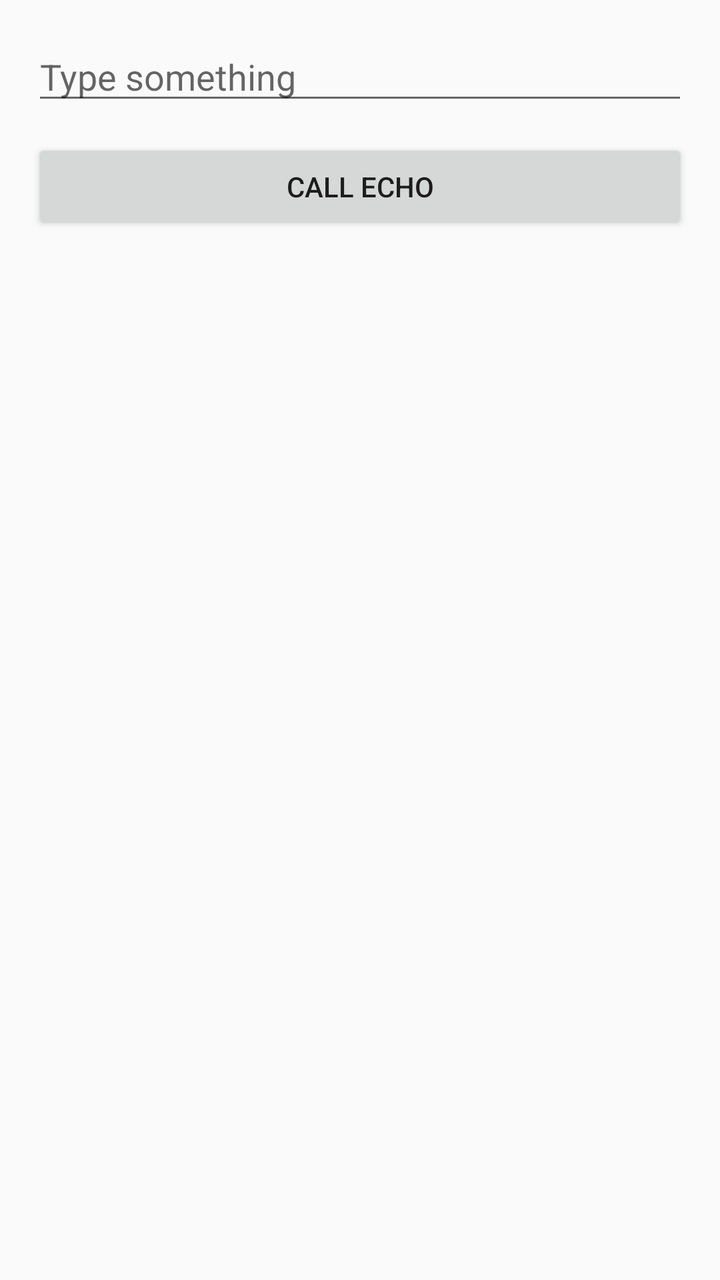
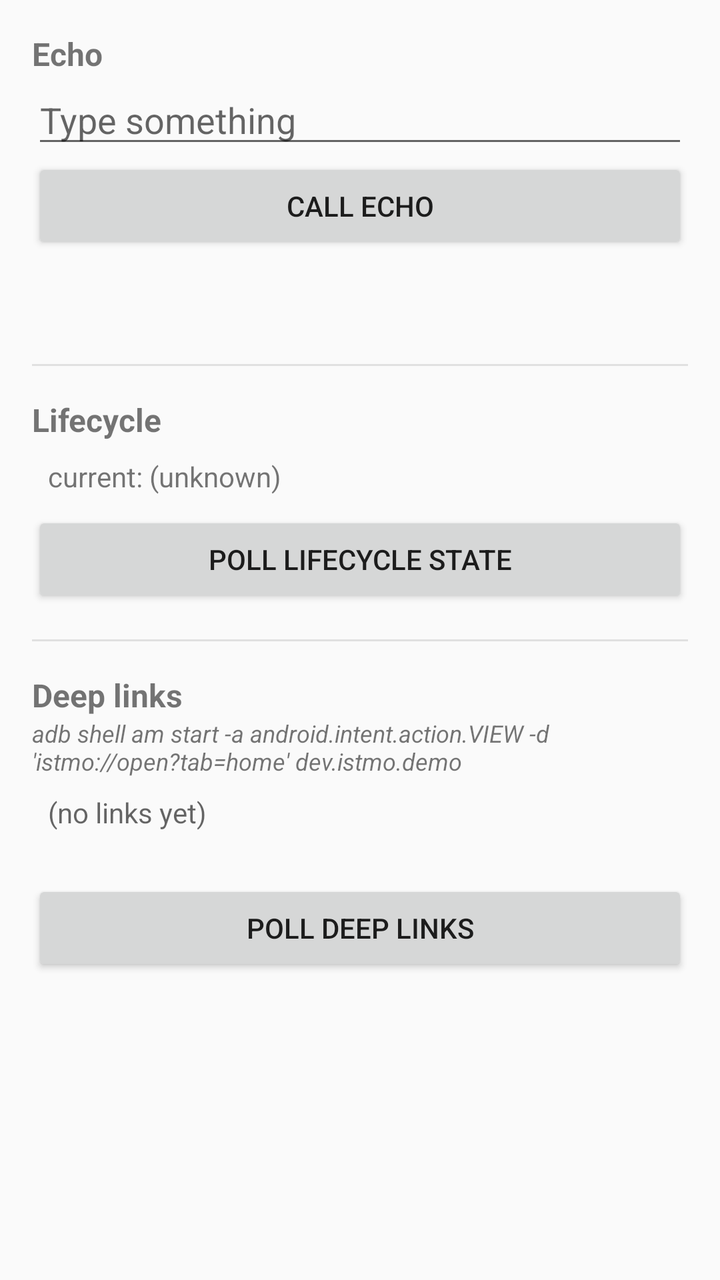

Before-and-after screenshots of an Android layout around one commit, followed by the original layout XML and the change that was made.
<!-- AndroidManifest.xml: application theme Theme.AppCompat.Light.NoActionBar -->
<!-- res/layout/activity_main.xml -->
<?xml version="1.0" encoding="utf-8"?>
<LinearLayout xmlns:android="http://schemas.android.com/apk/res/android"
    android:orientation="vertical"
    android:layout_width="match_parent"
    android:layout_height="match_parent"
    android:padding="16dp">

    <EditText
        android:id="@+id/inputText"
        android:layout_width="match_parent"
        android:layout_height="wrap_content"
        android:hint="Type something"
        android:inputType="text"
        android:importantForAutofill="no" />

    <Button
        android:id="@+id/callButton"
        android:layout_width="match_parent"
        android:layout_height="wrap_content"
        android:layout_marginTop="12dp"
        android:text="Call Echo" />

    <TextView
        android:id="@+id/output"
        android:layout_width="match_parent"
        android:layout_height="wrap_content"
        android:layout_marginTop="12dp"
        android:padding="8dp"
        android:textIsSelectable="true" />
</LinearLayout>
<!-- resources referenced by this layout -->
<resources>

</resources>

<!-- the commit's change to res/layout/activity_main.xml (unified diff, before → after) -->
@@ -1,30 +1,106 @@
 <?xml version="1.0" encoding="utf-8"?>
-<LinearLayout xmlns:android="http://schemas.android.com/apk/res/android"
-    android:orientation="vertical"
+<ScrollView xmlns:android="http://schemas.android.com/apk/res/android"
     android:layout_width="match_parent"
-    android:layout_height="match_parent"
-    android:padding="16dp">
+    android:layout_height="match_parent">
 
-    <EditText
-        android:id="@+id/inputText"
+    <LinearLayout
+        android:orientation="vertical"
         android:layout_width="match_parent"
         android:layout_height="wrap_content"
-        android:hint="Type something"
-        android:inputType="text"
-        android:importantForAutofill="no" />
+        android:padding="16dp">
 
-    <Button
-        android:id="@+id/callButton"
-        android:layout_width="match_parent"
-        android:layout_height="wrap_content"
-        android:layout_marginTop="12dp"
-        android:text="Call Echo" />
+        
+        <TextView
+            android:layout_width="match_parent"
+            android:layout_height="wrap_content"
+            android:text="Echo"
+            android:textStyle="bold"
+            android:textSize="16sp" />
 
-    <TextView
-        android:id="@+id/output"
-        android:layout_width="match_parent"
-        android:layout_height="wrap_content"
-        android:layout_marginTop="12dp"
-        android:padding="8dp"
-        android:textIsSelectable="true" />
-</LinearLayout>
+        <EditText
+            android:id="@+id/inputText"
+            android:layout_width="match_parent"
+            android:layout_height="wrap_content"
+            android:hint="Type something"
+            android:inputType="text"
+            android:importantForAutofill="no" />
+
+        <Button
+            android:id="@+id/callButton"
+            android:layout_width="match_parent"
+            android:layout_height="wrap_content"
+            android:text="Call Echo" />
+
+        <TextView
+            android:id="@+id/output"
+            android:layout_width="match_parent"
+            android:layout_height="wrap_content"
+            android:layout_marginTop="4dp"
+            android:padding="8dp"
+            android:textIsSelectable="true" />
+
+        <View
+            android:layout_width="match_parent"
+            android:layout_height="1dp"
+            android:layout_marginVertical="16dp"
+            android:background="#E0E0E0" />
+
+        
+        <TextView
+            android:layout_width="match_parent"
+            android:layout_height="wrap_content"
+            android:text="Lifecycle"
+            android:textStyle="bold"
+            android:textSize="16sp" />
+
+        <TextView
+            android:id="@+id/lifecycleState"
+            android:layout_width="match_parent"
+            android:layout_height="wrap_content"
+            android:padding="8dp"
+            android:text="current: (unknown)"
+            android:textIsSelectable="true" />
+
+        <Button
+            android:id="@+id/lifecycleRefresh"
+            android:layout_width="match_parent"
+            android:layout_height="wrap_content"
+            android:text="Poll lifecycle state" />
+
+        <View
+            android:layout_width="match_parent"
+            android:layout_height="1dp"
+            android:layout_marginVertical="16dp"
+            android:background="#E0E0E0" />
+
+        
+        <TextView
+            android:layout_width="match_parent"
+            android:layout_height="wrap_content"
+            android:text="Deep links"
+            android:textStyle="bold"
+            android:textSize="16sp" />
+
+        <TextView
+            android:layout_width="match_parent"
+            android:layout_height="wrap_content"
+            android:textStyle="italic"
+            android:textSize="12sp"
+            android:text="adb shell am start -a android.intent.action.VIEW -d 'istmo://open?tab=home' dev.istmo.demo" />
+
+        <TextView
+            android:id="@+id/deeplinkList"
+            android:layout_width="match_parent"
+            android:layout_height="wrap_content"
+            android:padding="8dp"
+            android:textIsSelectable="true"
+            android:minLines="2"
+            android:hint="(no links yet)" />
+
+        <Button
+            android:id="@+id/deeplinkRefresh"
+            android:layout_width="match_parent"
+            android:layout_height="wrap_content"
+            android:text="Poll deep links" />
+    </LinearLayout>
+</ScrollView>
